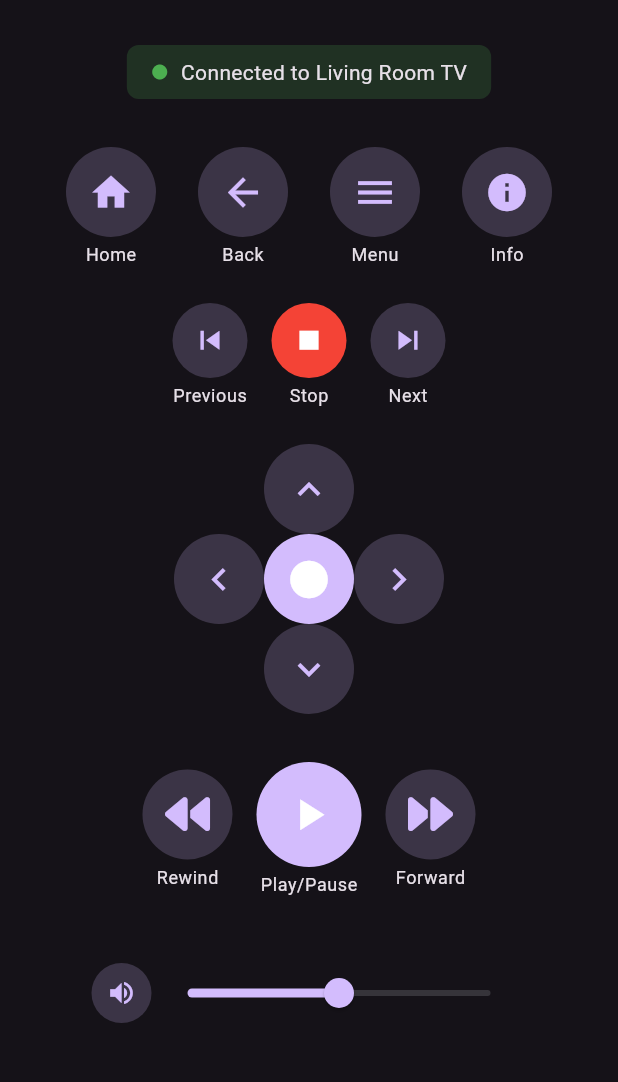
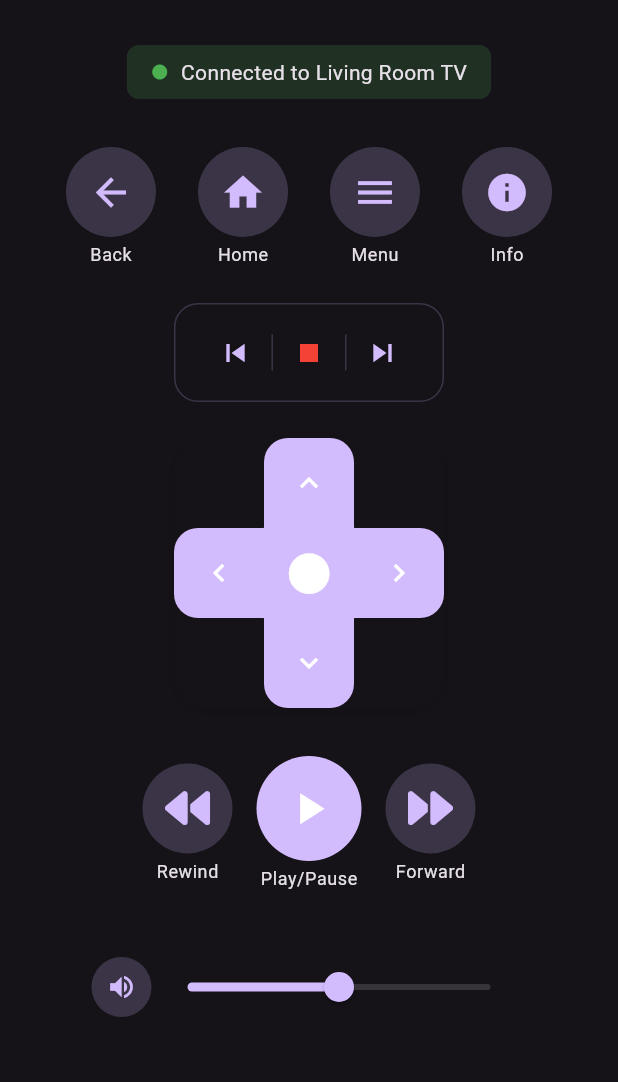
Before and after one commit to TylerHight/PC_Remote_Control_App, a Flutter app: the screen it shows after launch, after a tap on the "arrow back" icon, on a phone screen of 412 x 824 dp, the part 63-1145 px from its top. Run offline on Flutter 3.47's test engine with Material 3 defaults, Android fonts, the phone set to English and light mode, and no system bars; our stand-ins replace equatable, flutter_bloc, font_awesome_flutter.

Commit message:
refactor D-Pad and navigation controls for improved layout and aesthetics

```diff
--- a/lib/presentation/screens/remote_control_screen.dart
+++ b/lib/presentation/screens/remote_control_screen.dart
@@ -84,8 +84,8 @@ class _RemoteControlScreenState extends State<RemoteControlScreen> {
                   children: [
                     // Navigation controls (Home, Back, Menu, Info)
                     NavigationControls(
+                      onBackPressed: () => _sendCommand(CommandType.back),
                       onHomePressed: () => _sendCommand(CommandType.home),
-                      onBackPressed: () => _sendCommand(CommandType.back),
                       onMenuPressed: () => _sendCommand(CommandType.menu),
                       onInfoPressed: () => _sendCommand(CommandType.info),
                     ),
@@ -93,31 +93,45 @@ class _RemoteControlScreenState extends State<RemoteControlScreen> {
                     const SizedBox(height: 24),
 
                     // Previous/Stop/Next buttons
-                    Row(
-                      mainAxisAlignment: MainAxisAlignment.center,
+                    Container(
+                      padding: const EdgeInsets.symmetric(horizontal: 16, vertical: 8),
+                      decoration: BoxDecoration(
+                        color: Theme.of(context).colorScheme.surface,
+                        borderRadius: BorderRadius.circular(16),
+                        border: Border.all(
+                          color: Theme.of(context).colorScheme.primary.withOpacity(0.2),
+                        ),
+                      ),
+                      child: Row(
+                        mainAxisSize: MainAxisSize.min,
                         children: [
-                        ControlButton(
-                          icon: Icons.skip_previous,
+                          IconButton(
+                            icon: const Icon(Icons.skip_previous),
                             onPressed: () => _sendCommand(CommandType.previous),
-                          label: 'Previous',
-                          size: 50,
+                            color: Theme.of(context).colorScheme.primary,
                           ),
-                        const SizedBox(width: 16),
-                        ControlButton(
-                          icon: Icons.stop,
+                          Container(
+                            height: 24,
+                            width: 1,
+                            color: Theme.of(context).colorScheme.primary.withOpacity(0.2),
+                          ),
+                          IconButton(
+                            icon: const Icon(Icons.stop),
                             onPressed: () => _sendCommand(CommandType.stop),
                             color: Colors.red,
-                          label: 'Stop',
-                          size: 50,
                           ),
-                        const SizedBox(width: 16),
-                        ControlButton(
-                          icon: Icons.skip_next,
+                          Container(
+                            height: 24,
+                            width: 1,
+                            color: Theme.of(context).colorScheme.primary.withOpacity(0.2),
+                          ),
+                          IconButton(
+                            icon: const Icon(Icons.skip_next),
                             onPressed: () => _sendCommand(CommandType.next),
-                          label: 'Next',
-                          size: 50,
+                            color: Theme.of(context).colorScheme.primary,
                           ),
                         ],
+                      ),
                     ),
 
                     const SizedBox(height: 24),
--- a/lib/presentation/widgets/d_pad.dart
+++ b/lib/presentation/widgets/d_pad.dart
@@ -19,53 +19,124 @@ class DPad extends StatelessWidget {
 
   @override
   Widget build(BuildContext context) {
-    return SizedBox(
+    return Container(
       width: 180,
       height: 180,
+      decoration: BoxDecoration(
+        color: Theme.of(context).colorScheme.surface,
+        borderRadius: BorderRadius.circular(24),
+        boxShadow: [
+          BoxShadow(
+            color: Colors.black.withOpacity(0.1),
+            blurRadius: 8,
+            offset: const Offset(0, 2),
+          ),
+        ],
+      ),
       child: Stack(
         alignment: Alignment.center,
         children: [
+          // Cross background pattern
+          CustomPaint(
+            size: const Size(180, 180),
+            painter: _CrossPainter(
+              color: Theme.of(context).colorScheme.primary.withOpacity(0.1),
+            ),
+          ),
           // Center button
           ControlButton(
             icon: Icons.circle,
             onPressed: onCenterPressed,
-            size: 60,
-            color: Theme.of(context).colorScheme.primary,
+            size: 65,
+            color: Theme.of(context).colorScheme.primary, // Match the D-Pad background color
+            isCircular: false, // Make the button square
           ),
           // Up button
           Positioned(
             top: 0,
-            child: ControlButton(
-              icon: Icons.keyboard_arrow_up,
-              onPressed: onUpPressed,
-              size: 60,
+            child: Container(
+              width: 60,
+              height: 60,
+              decoration: BoxDecoration(
+                color: Theme.of(context).colorScheme.primary,
+                borderRadius: const BorderRadius.only(
+                  topLeft: Radius.circular(16),
+                  topRight: Radius.circular(16),
+                ),
+              ),
+              child: Material(
+                color: Colors.transparent,
+                child: InkWell(
+                  onTap: onUpPressed,
+                  child: const Icon(Icons.keyboard_arrow_up, color: Colors.white),
+                ),
+              ),
             ),
           ),
           // Down button
           Positioned(
             bottom: 0,
-            child: ControlButton(
-              icon: Icons.keyboard_arrow_down,
-              onPressed: onDownPressed,
-              size: 60,
+            child: Container(
+              width: 60,
+              height: 60,
+              decoration: BoxDecoration(
+                color: Theme.of(context).colorScheme.primary,
+                borderRadius: const BorderRadius.only(
+                  bottomLeft: Radius.circular(16),
+                  bottomRight: Radius.circular(16),
+                ),
+              ),
+              child: Material(
+                color: Colors.transparent,
+                child: InkWell(
+                  onTap: onDownPressed,
+                  child: const Icon(Icons.keyboard_arrow_down, color: Colors.white),
+                ),
+              ),
             ),
           ),
           // Left button
           Positioned(
             left: 0,
-            child: ControlButton(
-              icon: Icons.keyboard_arrow_left,
-              onPressed: onLeftPressed,
-              size: 60,
+            child: Container(
+              width: 60,
+              height: 60,
+              decoration: BoxDecoration(
+                color: Theme.of(context).colorScheme.primary,
+                borderRadius: const BorderRadius.only(
+                  topLeft: Radius.circular(16),
+                  bottomLeft: Radius.circular(16),
+                ),
+              ),
+              child: Material(
+                color: Colors.transparent,
+                child: InkWell(
+                  onTap: onLeftPressed,
+                  child: const Icon(Icons.keyboard_arrow_left, color: Colors.white),
+                ),
+              ),
             ),
           ),
           // Right button
           Positioned(
             right: 0,
-            child: ControlButton(
-              icon: Icons.keyboard_arrow_right,
-              onPressed: onRightPressed,
-              size: 60,
+            child: Container(
+              width: 60,
+              height: 60,
+              decoration: BoxDecoration(
+                color: Theme.of(context).colorScheme.primary,
+                borderRadius: const BorderRadius.only(
+                  topRight: Radius.circular(16),
+                  bottomRight: Radius.circular(16),
+                ),
+              ),
+              child: Material(
+                color: Colors.transparent,
+                child: InkWell(
+                  onTap: onRightPressed,
+                  child: const Icon(Icons.keyboard_arrow_right, color: Colors.white),
+                ),
+              ),
             ),
           ),
         ],
@@ -73,3 +144,40 @@ class DPad extends StatelessWidget {
     );
   }
 }
+
+class _CrossPainter extends CustomPainter {
+  final Color color;
+
+  _CrossPainter({required this.color});
+
+  @override
+  void paint(Canvas canvas, Size size) {
+    final paint = Paint()
+      ..color = color
+      ..style = PaintingStyle.fill;
+
+    final horizontalRect = RRect.fromRectAndRadius(
+      Rect.fromCenter(
+        center: Offset(size.width / 2, size.height / 2),
+        width: size.width,
+        height: 20,
+      ),
+      const Radius.circular(10),
+    );
+
+    final verticalRect = RRect.fromRectAndRadius(
+      Rect.fromCenter(
+        center: Offset(size.width / 2, size.height / 2),
+        width: 20,
+        height: size.height,
+      ),
+      const Radius.circular(10),
+    );
+
+    canvas.drawRRect(horizontalRect, paint);
+    canvas.drawRRect(verticalRect, paint);
+  }
+
+  @override
+  bool shouldRepaint(covariant CustomPainter oldDelegate) => false;
+}
--- a/lib/presentation/widgets/navigation_controls.dart
+++ b/lib/presentation/widgets/navigation_controls.dart
@@ -21,14 +21,14 @@ class NavigationControls extends StatelessWidget {
       mainAxisAlignment: MainAxisAlignment.spaceEvenly,
       children: [
         ControlButton(
+          icon: Icons.arrow_back,
+          onPressed: onBackPressed,
+          label: 'Back',
+        ),
+        ControlButton(
           icon: Icons.home,
           onPressed: onHomePressed,
           label: 'Home',
-        ),
-        ControlButton(
-          icon: Icons.arrow_back,
-          onPressed: onBackPressed,
-          label: 'Back',
         ),
         ControlButton(
           icon: Icons.menu,
```
Lines whose indentation alone changed are shown as unchanged.
